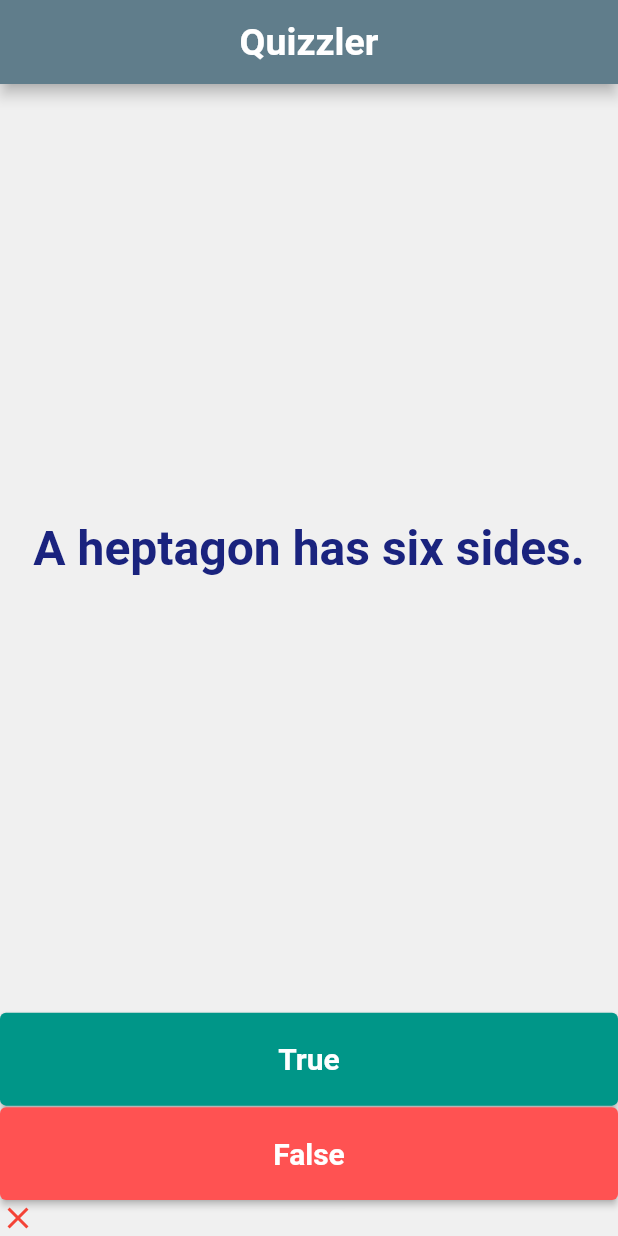
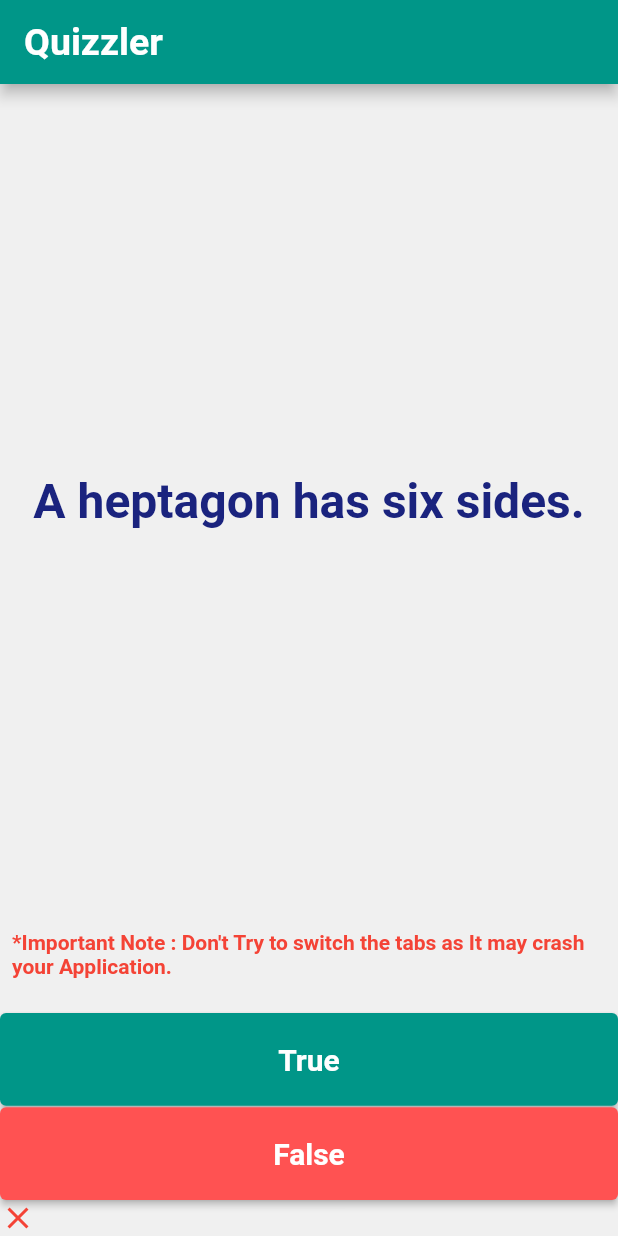
Before and after one commit to amankumarsahani/Quizzler, a Flutter app: the screen it shows after launch, after a tap on "True", on a phone screen of 412 x 824 dp. Run offline on Flutter 3.47's test engine with Material 2 defaults, Android fonts, the phone set to English and light mode, and no system bars; our stand-ins replace rflutter_alert.

Commit message:
quiz application completed

```diff
--- a/lib/main.dart
+++ b/lib/main.dart
@@ -1,6 +1,6 @@
 import 'package:flutter/material.dart';
 import 'quizBrain.dart';
-import 'questionBank.dart';
+import 'package:rflutter_alert/rflutter_alert.dart';
 
 void main() => runApp(MyApp());
 
@@ -14,12 +14,11 @@ class MyApp extends StatelessWidget {
         child: Scaffold(
           backgroundColor: Color(0xFFF0F0F0),
           appBar: AppBar(
-            backgroundColor: Colors.blueGrey,
+            backgroundColor: Colors.teal,
             title: Text(
               'Quizzler',
               style: TextStyle(fontWeight: FontWeight.bold, fontSize: 25.0),
             ),
-            centerTitle: true,
           ),
           body: Quizler(),
         ),
@@ -38,9 +37,23 @@ class Quizler extends StatefulWidget {
 class _QuizlerState extends State<Quizler> {
   QuizBrain quizBrain = QuizBrain();
   List<Icon> scoreKeeperIcons = [];
+  int scoreBoard = 0;
   score(bool userAns) {
     setState(() {
+      if (quizBrain.isFinished() == true) {
+        Alert(
+                context: context,
+                title: "CONGRATULATIONS",
+                desc:
+                    "You have Completed your Quiz and Your Score is : $scoreBoard")
+            .show();
+
+        quizBrain.reset();
+        scoreKeeperIcons = [];
+        scoreBoard = 0;
+      } else {
         if (userAns == quizBrain.quesAns()) {
+          scoreBoard++;
           scoreKeeperIcons.add(
             Icon(Icons.check, color: Colors.green),
           );
@@ -48,6 +61,7 @@ class _QuizlerState extends State<Quizler> {
           scoreKeeperIcons.add(
             Icon(Icons.close, color: Colors.red),
           );
+        }
       }
     });
   }
@@ -60,7 +74,7 @@ class _QuizlerState extends State<Quizler> {
         crossAxisAlignment: CrossAxisAlignment.stretch,
         children: [
           Expanded(
-            flex: 10,
+            flex: 9,
             child: Center(
               child: Padding(
                 padding: const EdgeInsets.all(10.0),
@@ -75,6 +89,21 @@ class _QuizlerState extends State<Quizler> {
                 ),
               ),
             ),
+          ),
+          Expanded(
+            flex: 1,
+            child: Padding(
+              padding: const EdgeInsets.all(8.0),
+              child: Text(
+                "*Important Note : Don't Try to switch the tabs as It may crash your Application.",
+                style:
+                    TextStyle(color: Colors.red, fontWeight: FontWeight.bold),
+                textAlign: TextAlign.start,
+              ),
+            ),
+          ),
+          SizedBox(
+            height: 1.0,
           ),
           Expanded(
             flex: 1,
--- a/lib/quizBrain.dart
+++ b/lib/quizBrain.dart
@@ -2,6 +2,7 @@ import 'questionBank.dart';
 
 class QuizBrain {
   int _quesNum = 0;
+
   List<QuestionBank> _questionBank = [
     QuestionBank('The smallest country in the world is Monaco', false),
     QuestionBank('A heptagon has six sides.', false),
@@ -26,20 +27,25 @@ class QuizBrain {
         false),
   ];
 
+  bool isFinished() {
+    return _quesNum >= _questionBank.length - 1 ? true : false;
+  }
+
   void nextQues() {
     if (_quesNum < _questionBank.length - 1) {
       _quesNum++;
     }
   }
 
+  void reset() {
+    _quesNum = 0;
+  }
+
   String quesText() {
-    print(_questionBank[_quesNum].ques);
-
     return _questionBank[_quesNum].ques;
   }
 
   bool quesAns() {
-    print(_questionBank[_quesNum].ans);
     return _questionBank[_quesNum].ans;
   }
 }
```
Also changed, not shown: pubspec.yaml (+1 -21 lines), pubspec.lock. Lines whose indentation alone changed are shown as unchanged.
